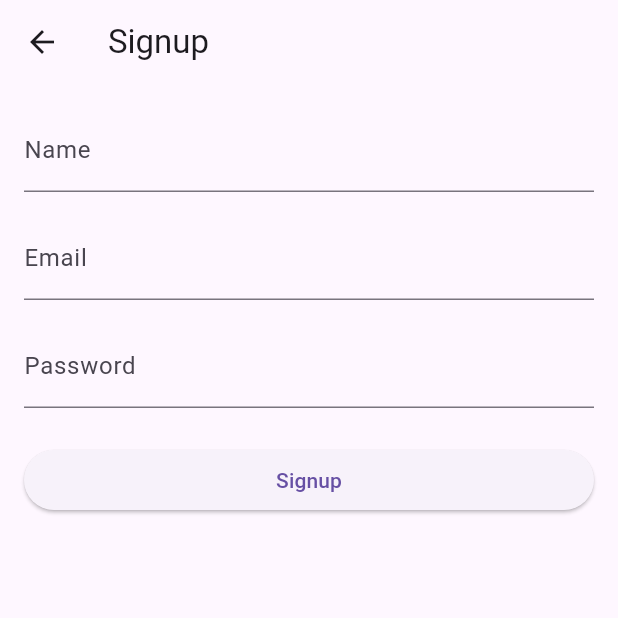
After one commit to MohammedAqeel18/MenteCart, a Flutter app: the screen it shows after launch, after a tap on "Don't have an account? Signup", on a phone screen of 412 x 824 dp, the top half of it. The commit adds this screen. Run offline on Flutter 3.47's test engine with Material 3 defaults, Android fonts, the phone set to English and light mode, and no system bars; our stand-ins replace dio, equatable, flutter_bloc, flutter_secure_storage; network calls fail.

Commit message:
feat:implement signup flow and authentication navigation

```diff
--- a/mentecart/mobile/lib/features/auth/bloc/auth_bloc.dart
+++ b/mentecart/mobile/lib/features/auth/bloc/auth_bloc.dart
@@ -4,39 +4,49 @@ import 'package:mobile/features/auth/bloc/auth_state.dart';
 import 'package:mobile/features/auth/data/repositories/auth_repository.dart';
 import 'package:mobile/core/utils/storage_service.dart';
 
-export  'auth_event.dart';
-export  'auth_state.dart';
+export 'auth_event.dart';
+export 'auth_state.dart';
 
-class AuthBloc
-  extends Bloc<AuthEvent, AuthState> {
-
+class AuthBloc extends Bloc<AuthEvent, AuthState> {
   final AuthRepository repository;
 
-    AuthBloc(this.repository)
-    :super (AuthInitial()){
-
+  AuthBloc(this.repository) : super(AuthInitial()) {
     on<LoginRequested>(_onLogin);
-
+    on<SignupRequested>(_onSignup);   // ← moved inside constructor
   }
 
   Future<void> _onLogin(
     LoginRequested event,
     Emitter<AuthState> emit,
   ) async {
-      try{
-
+    try {
       emit(AuthLoading());
-
       final token = await repository.login(
         email: event.email,
         password: event.password,
       );
-
       await StorageService.saveToken(token);
       emit(AuthSuccess(token));
-      }catch(e) {
+    } catch (e) {
       emit(AuthFailure(e.toString()));
     }
   }
 
+  Future<void> _onSignup(
+    SignupRequested event,
+    Emitter<AuthState> emit,
+  ) async {
+    try {
+      emit(AuthLoading());
+      final token = await repository.signup(
+        name: event.name,
+        email: event.email,
+        password: event.password,
+      );
+      await StorageService.saveToken(token);
+      emit(AuthSuccess(token));
+    } catch (e) {
+      emit(AuthFailure(e.toString()));
     }
+  }
+}
--- a/mentecart/mobile/lib/features/auth/bloc/auth_event.dart
+++ b/mentecart/mobile/lib/features/auth/bloc/auth_event.dart
@@ -19,3 +19,26 @@ abstract class AuthEvent
     List <Object> get props =>
       [email,password];
     }
+
+class SignupRequested
+    extends AuthEvent {
+
+  final String name;
+
+  final String email;
+
+  final String password;
+
+  SignupRequested({
+    required this.name,
+    required this.email,
+    required this.password,
+  });
+
+  @override
+  List<Object> get props => [
+        name,
+        email,
+        password,
+      ];
+}
--- a/mentecart/mobile/lib/features/auth/presentation/screens/login_screen.dart
+++ b/mentecart/mobile/lib/features/auth/presentation/screens/login_screen.dart
@@ -1,6 +1,6 @@
 import 'package:flutter/material.dart';
 import 'package:flutter_bloc/flutter_bloc.dart';
-
+import 'package:mobile/features/auth/presentation/screens/signup_screen.dart';
 import 'package:mobile/features/auth/bloc/auth_bloc.dart';
 import 'package:mobile/features/home/presentation/screens/home.screen.dart';
 
@@ -8,18 +8,12 @@ class LoginScreen extends StatefulWidget {
   const LoginScreen({super.key});
 
   @override
-  State<LoginScreen> createState() =>
-      _LoginScreenState();
+  State<LoginScreen> createState() => _LoginScreenState();
 }
 
-class _LoginScreenState
-    extends State<LoginScreen> {
-
-  final emailController =
-      TextEditingController();
-
-  final passwordController =
-      TextEditingController();
+class _LoginScreenState extends State<LoginScreen> {
+  final emailController = TextEditingController();
+  final passwordController = TextEditingController();
 
   @override
   Widget build(BuildContext context) {
@@ -27,84 +21,62 @@ class _LoginScreenState
       appBar: AppBar(
         title: const Text("Login"),
       ),
-
       body: Padding(
         padding: const EdgeInsets.all(16),
-
-        child: BlocConsumer<AuthBloc,
-            AuthState>(
+        child: BlocConsumer<AuthBloc, AuthState>(
           listener: (context, state) {
-           if (state is AuthSuccess) {
-
-  ScaffoldMessenger.of(context)
-      .showSnackBar(
-    const SnackBar(
-      content: Text("Login Success"),
-    ),
-  );
-
-  Navigator.pushReplacement(
-    context,
-    MaterialPageRoute(
-      builder: (_) =>
-          const HomeScreen(),
-    ),
-  );
-}
-
+            if (state is AuthSuccess) {
+              ScaffoldMessenger.of(context).showSnackBar(
+                const SnackBar(content: Text("Login Success")),
+              );
+              Navigator.pushReplacement(
+                context,
+                MaterialPageRoute(builder: (_) => const HomeScreen()),
+              );
+            }
             if (state is AuthFailure) {
-              ScaffoldMessenger.of(context)
-                  .showSnackBar(
-                SnackBar(
-                  content:
-                      Text(state.message),
-                ),
+              ScaffoldMessenger.of(context).showSnackBar(
+                SnackBar(content: Text(state.message)),
               );
             }
           },
-
           builder: (context, state) {
             return Column(
               children: [
                 TextField(
-                  controller:
-                      emailController,
-                  decoration:
-                      const InputDecoration(
-                    labelText: "Email",
-                  ),
+                  controller: emailController,
+                  decoration: const InputDecoration(labelText: "Email"),
                 ),
-
                 const SizedBox(height: 16),
-
                 TextField(
-                  controller:
-                      passwordController,
+                  controller: passwordController,
                   obscureText: true,
-                  decoration:
-                      const InputDecoration(
-                    labelText: "Password",
-                  ),
+                  decoration: const InputDecoration(labelText: "Password"),
                 ),
-
                 const SizedBox(height: 24),
-
                 ElevatedButton(
                   onPressed: () {
                     context.read<AuthBloc>().add(
                           LoginRequested(
-                            email:
-                                emailController
-                                    .text,
-                            password:
-                                passwordController
-                                    .text,
+                            email: emailController.text,
+                            password: passwordController.text,
                           ),
                         );
-                  },
+                  },                                    // ← closed here
                   child: state is AuthLoading
                       ? const CircularProgressIndicator()
                       : const Text("Login"),
+                ),
+                TextButton(                             // ← moved outside ElevatedButton
+                  onPressed: () {
+                    Navigator.push(
+                      context,
+                      MaterialPageRoute(
+                        builder: (_) => const SignupScreen(),
+                      ),
+                    );
+                  },
+                  child: const Text("Don't have an account? Signup"),
                 ),
               ],
             );
--- /dev/null
+++ b/mentecart/mobile/lib/features/auth/presentation/screens/signup_screen.dart
@@ -0,0 +1,154 @@
+import 'package:flutter/material.dart';
+import 'package:flutter_bloc/flutter_bloc.dart';
+
+import 'package:mobile/features/auth/bloc/auth_bloc.dart';
+import 'package:mobile/features/home/presentation/screens/home.screen.dart';
+
+
+class SignupScreen
+    extends StatefulWidget {
+
+  const SignupScreen({super.key});
+
+  @override
+  State<SignupScreen> createState() =>
+      _SignupScreenState();
+}
+
+class _SignupScreenState
+    extends State<SignupScreen> {
+
+  final nameController =
+      TextEditingController();
+
+  final emailController =
+      TextEditingController();
+
+  final passwordController =
+      TextEditingController();
+
+  @override
+  Widget build(BuildContext context) {
+
+    return Scaffold(
+      appBar: AppBar(
+        title: const Text("Signup"),
+      ),
+
+      body: Padding(
+        padding:
+            const EdgeInsets.all(16),
+
+        child:
+            BlocConsumer<AuthBloc,
+                AuthState>(
+          listener: (context, state) {
+
+            if (state is AuthSuccess) {
+
+              Navigator.pushReplacement(
+                context,
+                MaterialPageRoute(
+                  builder: (_) =>
+                      const HomeScreen(),
+                ),
+              );
+            }
+
+            if (state is AuthFailure) {
+
+              ScaffoldMessenger.of(context)
+                  .showSnackBar(
+                SnackBar(
+                  content:
+                      Text(state.message),
+                ),
+              );
+            }
+          },
+
+          builder: (context, state) {
+
+            return Column(
+              children: [
+
+                TextField(
+                  controller:
+                      nameController,
+
+                  decoration:
+                      const InputDecoration(
+                    labelText: "Name",
+                  ),
+                ),
+
+                const SizedBox(height: 16),
+
+                TextField(
+                  controller:
+                      emailController,
+
+                  decoration:
+                      const InputDecoration(
+                    labelText: "Email",
+                  ),
+                ),
+
+                const SizedBox(height: 16),
+
+                TextField(
+                  controller:
+                      passwordController,
+
+                  obscureText: true,
+
+                  decoration:
+                      const InputDecoration(
+                    labelText: "Password",
+                  ),
+                ),
+
+                const SizedBox(height: 24),
+
+                SizedBox(
+                  width:
+                      double.infinity,
+
+                  child: ElevatedButton(
+                    onPressed: () {
+
+                      context
+                          .read<AuthBloc>()
+                          .add(
+                            SignupRequested(
+                              name:
+                                  nameController
+                                      .text,
+
+                              email:
+                                  emailController
+                                      .text,
+
+                              password:
+                                  passwordController
+                                      .text,
+                            ),
+                          );
+                    },
+
+                    child:
+                        state is AuthLoading
+                            ? const CircularProgressIndicator()
+                            : const Text(
+                                "Signup",
+                              ),
+                  ),
+                ),
+              ],
+            );
+          },
+        ),
+      ),
+    );
+  }
+}
```
Lines whose indentation alone changed are shown as unchanged.
